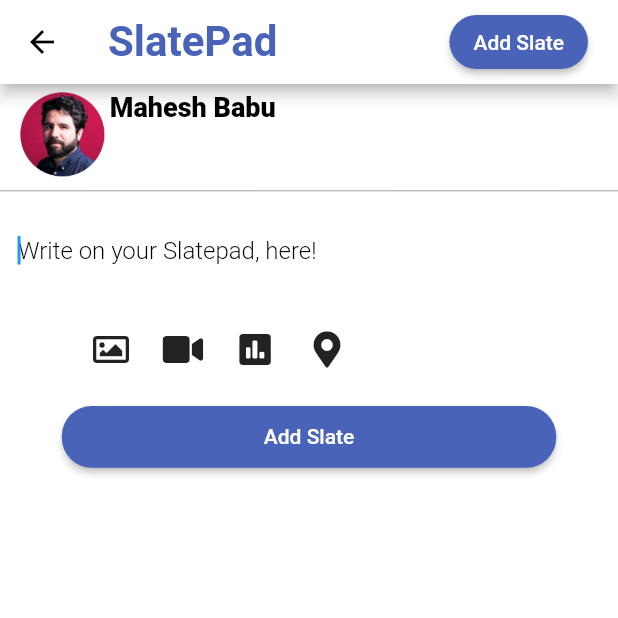
After one commit to vikash5507/ccp-andriod-app, a Flutter app: the EmptyTimelinePage screen opened directly, item 3 of the bottom bar chosen, after a tap on "Add Slate", on a phone screen of 412 x 824 dp, the top half of it. The commit adds this screen. Run offline on Flutter 3.47's test engine with Material 2 defaults, Android fonts, the phone set to English and light mode, and no system bars; our stand-ins replace font_awesome_flutter, image_cropper, image_picker.

Commit message:
empty_timeline and create_post pages

```diff
--- /dev/null
+++ b/ccp/lib/helper/colors.dart
@@ -0,0 +1,4 @@
+import 'package:flutter/material.dart';
+
+const Color primaryCcpColor = Color(0xff4863B7);
+const Color textColor = Color(0xff000000);//Black
--- /dev/null
+++ b/ccp/lib/helper/text_style.dart
@@ -0,0 +1,26 @@
+import 'package:flutter/material.dart';
+import 'package:ccp/helper/colors.dart';
+
+const TextStyle appTopBarTextStyle = TextStyle(
+  fontSize: 28.0,
+  fontWeight: FontWeight.w600,
+  color: primaryCcpColor,
+);
+
+const TextStyle bodyHeadingTextStyle = TextStyle(
+  fontSize: 28.0,
+  fontWeight: FontWeight.w600,
+  color: textColor,
+);
+
+const TextStyle bodySmallHeadingTextStyle = TextStyle(
+  fontSize: 18.0,
+  fontWeight: FontWeight.w800,
+  color: textColor,
+);
+
+const TextStyle bodyBigTextStyle = TextStyle(
+  fontSize: 16.0,
+  fontWeight: FontWeight.w300,
+  color: textColor,
+);
--- /dev/null
+++ b/ccp/lib/screens/posts/create_post.dart
@@ -0,0 +1,112 @@
+import 'package:ccp/helper/colors.dart';
+import 'package:ccp/helper/text_style.dart';
+import 'package:ccp/screens/posts/widgets/bottom_icon_list_post_page.dart';
+import 'package:flutter/material.dart';
+import 'package:font_awesome_flutter/font_awesome_flutter.dart';
+
+class CreatePostPage extends StatelessWidget {
+  @override
+  Widget build(BuildContext context) {
+    Size size = MediaQuery.of(context).size;
+    return Scaffold(
+      backgroundColor: Colors.white,
+      appBar: AppBar(
+        backgroundColor: Colors.white,
+        iconTheme: IconThemeData(color: Colors.black),
+        title: Text(
+          'SlatePad',
+          style: TextStyle(
+              fontWeight: FontWeight.bold,
+              color: Color(0xff4863B7),
+              fontSize: 28),
+        ),
+        actions: <Widget>[
+          Padding(
+            padding: const EdgeInsets.only(right: 20.0, top: 10, bottom: 10),
+            child: MaterialButton(
+              child: Text('Add Slate'),
+              onPressed: () {
+                print("object");
+              },
+              color: primaryCcpColor,
+              //splashColor: Colors.pink,
+              textColor: Colors.white,
+              shape: RoundedRectangleBorder(
+                borderRadius: new BorderRadius.circular(20.0),
+              ),
+            ),
+          )
+        ],
+      ),
+      body: Container(
+        child: SingleChildScrollView(
+          child: Column(
+            mainAxisAlignment: MainAxisAlignment.start,
+            crossAxisAlignment: CrossAxisAlignment.center,
+            children: <Widget>[
+              Padding(
+                padding: const EdgeInsets.only(left: 12, top: 4),
+                child: Row(
+                  children: <Widget>[
+                    Container(
+                        child: InkWell(
+                            child: ClipRRect(
+                      borderRadius: BorderRadius.circular(1),
+                      child: Image.asset(
+                        'assets/images/logged-in-user-below.png',
+                        scale: 2.5,
+                      ),
+                    ))),
+                    Padding(
+                      padding: const EdgeInsets.only(left: 2, bottom: 36),
+                      child: Container(
+                          child: Text(
+                        "Mahesh Babu",
+                        style: bodySmallHeadingTextStyle,
+                      )),
+                    ),
+                  ],
+                ),
+              ),
+              Divider(color: Colors.black38),
+              Padding(
+                padding: const EdgeInsets.only(top: 0),
+                child: Container(
+                    //height: size.height * 0.35,
+                    //color: Colors.black26,
+                    padding:
+                        EdgeInsets.only(left: 12, right: 12, bottom: 8, top: 8),
+                    child: TextField(
+                        autofocus: true,
+                        maxLines: null,
+                        scrollPadding: EdgeInsets.all(8),
+                        decoration: InputDecoration(
+                          border: InputBorder.none,
+                          hintText: 'Write on your Slatepad, here!',
+                          hintStyle: bodyBigTextStyle,
+                        ))),
+              ),
+              BottomPostIconSelector(),
+              Container(
+                child: MaterialButton(
+                  height: size.height * 0.05,
+                  minWidth: size.width * 0.8,
+                  child: Text('Add Slate'),
+                  onPressed: () {
+                    print("object");
+                  },
+                  color: primaryCcpColor,
+                  //splashColor: Colors.pink,
+                  textColor: Colors.white,
+                  shape: RoundedRectangleBorder(
+                    borderRadius: new BorderRadius.circular(20.0),
+                  ),
+                ),
+              ),
+            ],
+          ),
+        ),
+      ),
+    );
+  }
+}
--- /dev/null
+++ b/ccp/lib/screens/posts/empty_timeline.dart
@@ -0,0 +1,139 @@
+import 'package:ccp/helper/text_style.dart';
+import 'package:ccp/screens/posts/create_post.dart';
+import 'package:flutter/material.dart';
+import 'package:font_awesome_flutter/font_awesome_flutter.dart';
+
+class EmptyTimelinePage extends StatefulWidget {
+  @override
+  _EmptyTimelinePageState createState() => new _EmptyTimelinePageState();
+}
+
+class _EmptyTimelinePageState extends State<EmptyTimelinePage> {
+  int _selectedPageIndex = 0;
+
+  final List<Widget> _bottomBarCompWidget = <Widget>[
+    Text(
+      'You are at Home Page!',
+      style: bodyHeadingTextStyle,
+      textAlign: TextAlign.center,
+    ),
+    Text(
+      'You are at Explore Page!',
+      style: bodyHeadingTextStyle,
+      textAlign: TextAlign.center,
+    ),
+    Text(
+      'You are at Write Post Page!',
+      style: bodyHeadingTextStyle,
+      textAlign: TextAlign.center,
+    ),
+    Text(
+      'You are at Notification Page!',
+      style: bodyHeadingTextStyle,
+      textAlign: TextAlign.center,
+    ),
+    Text(
+      'You are at Direct Messages Page!',
+      style: bodyHeadingTextStyle,
+      textAlign: TextAlign.center,
+    ),
+  ];
+
+  void _onIconTapped(int index) {
+     // TODO fix routing - use Pageview - https://www.youtube.com/watch?v=J1gE9xvph-A
+    if(index == 2){
+      index = 0;
+      Navigator.of(context)
+        .push(MaterialPageRoute<Null>(builder: (BuildContext context) {
+      return new CreatePostPage();
+    }));
+    }
+    setState(() {
+      _selectedPageIndex = index;
+    });
+  }
+
+  @override
+  Widget build(BuildContext context) {
+    return Scaffold(
+        backgroundColor: Colors.white,
+        //drawer: Drawer(),
+        appBar: AppBar(
+          automaticallyImplyLeading: false,
+          backgroundColor: Colors.white,
+          centerTitle: true,
+          leading: IconButton(
+            icon: FaIcon(
+              FontAwesomeIcons.bars,
+              color: Colors.black,
+            ),
+            onPressed: () {
+              print('3 bars button clicked');
+            },
+          ),
+          title: Text(
+            'Slate',
+            style: TextStyle(
+                fontWeight: FontWeight.bold,
+                color: Color(0xff4863B7),
+                fontSize: 28),
+          ),
+          actions: <Widget>[
+            InkWell(
+                onTap: () {
+                  print('go to my profile page!');
+                },
+                child: Padding(
+                  padding: const EdgeInsets.all(8.0),
+                  child: ClipRRect(
+                    borderRadius: BorderRadius.circular(25),
+                    child: Image.asset('assets/images/logged-in-user-below.png',),
+                  ),
+                ))
+          ],
+        ),
+        body: Center(
+          child: _bottomBarCompWidget.elementAt(_selectedPageIndex),
+        ),
+        //TODO - To adjust height, need to write custom bottom bar
+        bottomNavigationBar: BottomNavigationBar(
+          items: [
+            BottomNavigationBarItem(
+              title: Text(''),
+              //title: Text('Home', style: TextStyle(color: textColor),),
+              icon: FaIcon(
+                FontAwesomeIcons.home,
+              ),
+              //icon: new Image.asset('assets/images/Icons/Home.png'),
+            ),
+            BottomNavigationBarItem(
+              title: Text(''),
+              //title: Text('Explore', style: TextStyle(color: textColor),),
+              //icon: new Image.asset('assets/images/Icons/Search.png', ),
+              icon: FaIcon(FontAwesomeIcons.search),
+            ),
+            BottomNavigationBarItem(
+              //TODO - Add Floating Action button - https://www.youtube.com/watch?v=2uaoEDOgk_I
+              title: Text(''),
+              icon: new Image.asset('assets/images/Icons/Write-button.png'),
+            ),
+            BottomNavigationBarItem(
+              title: Text(''),
+              //title: Text('Notifications', style: TextStyle(color: textColor),),
+              //icon: new Image.asset('assets/images/Icons/Bell.png'),
+              icon: FaIcon(FontAwesomeIcons.bell),
+            ),
+            BottomNavigationBarItem(
+              title: Text(''),
+              //title: Text('Messages', style: TextStyle(color: textColor),),
+              //icon: new Image.asset('assets/images/Icons/icon_message.png'),
+              icon: FaIcon(FontAwesomeIcons.envelope),
+            ),
+          ],
+          currentIndex: _selectedPageIndex,
+          type: BottomNavigationBarType.fixed,
+          onTap: _onIconTapped,
+          iconSize: 23,
+        ));
+  }
+}
--- /dev/null
+++ b/ccp/lib/screens/posts/widgets/bottom_icon_list_post_page.dart
@@ -0,0 +1,30 @@
+import 'package:flutter/material.dart';
+import 'package:font_awesome_flutter/font_awesome_flutter.dart';
+
+class BottomPostIconSelector  extends StatefulWidget {
+  @override
+  _BottomPostIconSelectorState createState() => _BottomPostIconSelectorState();
+}
+
+class _BottomPostIconSelectorState extends State<BottomPostIconSelector > {
+  //int iconIndex = 0;
+  //final List<FaIcon> iconList = [FaIcon(FontAwesomeIcons.image),FaIcon(FontAwesomeIcons.video),FaIcon(FontAwesomeIcons.poll),FaIcon(FontAwesomeIcons.mapMarkerAlt)];
+
+  @override
+  Widget build(BuildContext context) {
+    return Container(
+                //padding: const EdgeInsets.only(left: 40, top: 100; right: 40),
+                padding: const EdgeInsets.symmetric(horizontal: 50.0, vertical: 10.0),
+                child: Row(children: <Widget>[
+                  IconButton(
+                      onPressed: () {}, icon: FaIcon(FontAwesomeIcons.image)),
+                  IconButton(
+                      onPressed: () {}, icon: FaIcon(FontAwesomeIcons.video)),
+                  IconButton(
+                      onPressed: () {}, icon: FaIcon(FontAwesomeIcons.poll)),
+                  IconButton(
+                      onPressed: () {}, icon: FaIcon(FontAwesomeIcons.mapMarkerAlt)),
+                ]),
+              );
+  }
+}
--- a/ccp/lib/screens/signup_complete.dart
+++ b/ccp/lib/screens/signup_complete.dart
@@ -1,3 +1,4 @@
+import 'package:ccp/screens/posts/empty_timeline.dart';
 import 'package:flutter/material.dart';
 import 'package:ccp/components/app_logo_for_appbar.dart';
 
@@ -74,6 +75,12 @@ class SignUpComplete extends StatelessWidget {
                   color: Colors.grey,
                 ),
               ),
+              RaisedButton(
+                child: Text("Dummy Nav"),
+                onPressed: (){
+                  Navigator.push(context, MaterialPageRoute(builder: (context) {return EmptyTimelinePage();},),);
+                },
+              )
             ],
           ),
         ),
--- a/ccp/lib/upload_dp/image_picker_handler.dart
+++ b/ccp/lib/upload_dp/image_picker_handler.dart
@@ -20,7 +20,12 @@ class ImagePickerHandler {
   openCamera() async {
     imagePicker.dismissDialog();
     var image = await _picker.getImage(source: ImageSource.camera);
-    File tmpFile = File(image.path);
+    File tmpFile = File(image.path); // Error here
+    /*Exception has occurred.
+NoSuchMethodError (NoSuchMethodError: The getter 'path' was called on null.
+Receiver: null
+Tried calling: path)
+    */
     cropImage(tmpFile);
   }
 
--- a/ccp/pubspec.yaml
+++ b/ccp/pubspec.yaml
@@ -25,6 +25,7 @@ dependencies:
     sdk: flutter
   image_picker: ^0.6.7+2
   image_cropper: ^1.2.3
+  font_awesome_flutter: "^8.8.0"
 
 
   # The following adds the Cupertino Icons font to your application.
@@ -51,6 +52,8 @@ flutter:
     - assets/images/ci-logo-big.png
     - assets/images/fb.png
     - assets/images/checkmark.gif
+    - assets/images/
+    - assets/images/Icons/
 
   # An image asset can refer to one or more resolution-specific "variants", see
   # https://flutter.dev/assets-and-images/#resolution-aware.
```
Also changed, not shown: ccp/assets/images/Icons/Bell.png (added), ccp/assets/images/Icons/Home.png (added), ccp/assets/images/Icons/Left-panel-button.png (added), ccp/assets/images/Icons/Search.png (added), ccp/assets/images/Icons/Write-button.png (added), ccp/assets/images/Icons/icon_message.png (added), ccp/assets/images/Image-2.png (added), ccp/assets/images/Write-button.png (added), ccp/assets/images/logged-in-user-below.png (added), ccp/pubspec.lock, 1 other file.
